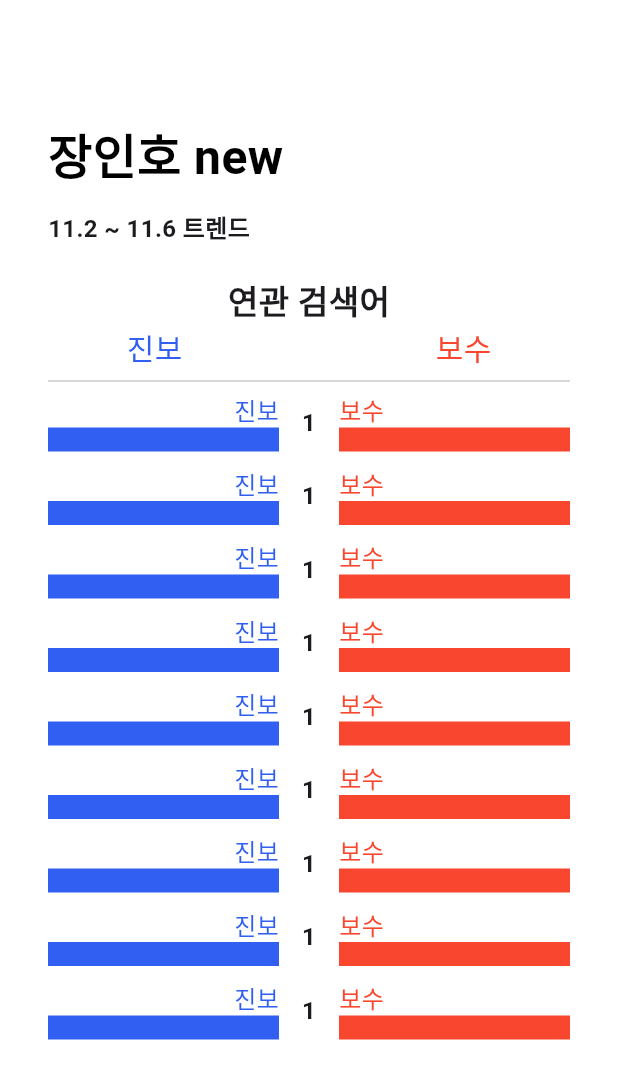
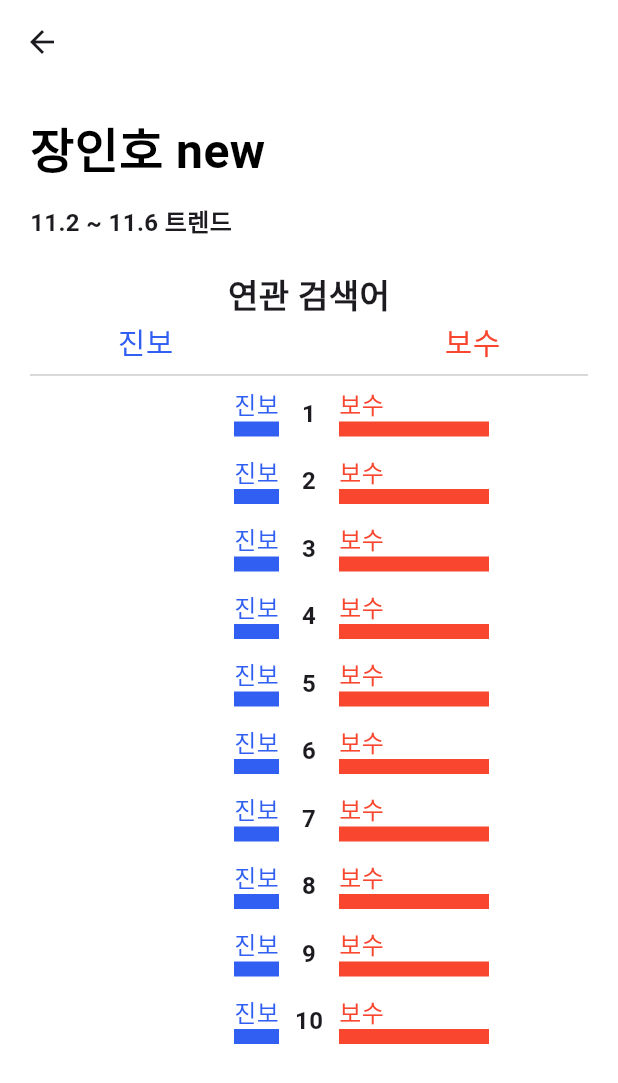
Before and after one commit to JangInho/issue_tracker_v2, a Flutter app: the DetailScreen screen opened directly, on a phone screen of 412 x 824 dp. Shown: the top 1083 px of the screen. Run offline on Flutter 3.47's test engine with Material 2 defaults, Android fonts, the light colour scheme and no system bars.

Commit message:
feat: content styling

```diff
--- a/lib/detail_screen.dart
+++ b/lib/detail_screen.dart
@@ -5,26 +5,28 @@ class DetailScreen extends StatelessWidget {
 
   @override
   Widget build(BuildContext context) {
-    double height = MediaQuery
-        .of(context)
-        .size
-        .height;
-
     Color blue = const Color(0xFF305FF2);
     Color red = const Color(0xFFF8462F);
 
-    return SafeArea(
-        child: Scaffold(
+    return Scaffold(
+        appBar: AppBar(
+          backgroundColor: Colors.transparent,
+          elevation: 0,
+          scrolledUnderElevation: 0,
+        ),
+        extendBodyBehindAppBar: false,
         backgroundColor: Colors.white,
         body: Padding(
-            padding: const EdgeInsets.symmetric(horizontal: 32.0),
+          padding: const EdgeInsets.all(20),
           child: Column(
             crossAxisAlignment: CrossAxisAlignment.start,
             children: [
-                const SizedBox(height: 80),
               const Text(
                 '장인호 new',
-                  style: TextStyle(fontWeight: FontWeight.w600, fontSize: 32, color: Colors.black),
+                style: TextStyle(
+                    fontWeight: FontWeight.w600,
+                    fontSize: 32,
+                    color: Colors.black),
               ),
               const SizedBox(height: 12),
               const Text(
@@ -35,25 +37,30 @@ class DetailScreen extends StatelessWidget {
                 ),
               ),
               const SizedBox(height: 20),
-                const Align(
-                    alignment: Alignment.center,
+              const Center(
                 child: Text(
                   '연관 검색어',
                   style: TextStyle(fontSize: 22, fontWeight: FontWeight.w600),
-                    )),
+                ),
+              ),
               Row(
                 children: [
                   const Spacer(),
                   Text(
                     '진보',
-                      style: TextStyle(fontSize: 20, fontWeight: FontWeight.w500, color: blue),
+                    style: TextStyle(
+                        fontSize: 20, fontWeight: FontWeight.w500, color: blue),
                   ),
                   const Spacer(),
                   const SizedBox(
                     width: 64,
                   ),
                   const Spacer(),
-                    Text('보수', style: TextStyle(fontSize: 20, fontWeight: FontWeight.w500, color: red)),
+                  Text('보수',
+                      style: TextStyle(
+                          fontSize: 20,
+                          fontWeight: FontWeight.w500,
+                          color: red)),
                   const Spacer(),
                 ],
               ),
@@ -65,30 +72,51 @@ class DetailScreen extends StatelessWidget {
                 child: ListView.separated(
                   itemBuilder: (context, index) {
                     return SizedBox(
-                          height: ((height - 380) ~/ 9) - 10,
+                      height: 35,
+                      width: double.infinity,
                       child: Row(
                         children: [
-                              Flexible(
-                                flex: 1,
+                          Expanded(
                             child: Column(
                               crossAxisAlignment: CrossAxisAlignment.end,
                               children: [
-                                    Text('진보', style: TextStyle(fontSize: 16, fontWeight: FontWeight.w400, color: blue)),
-                                    Expanded(child: Container(color: blue,)),
+                                Text('진보',
+                                    style: TextStyle(
+                                        fontSize: 16,
+                                        fontWeight: FontWeight.w400,
+                                        color: blue)),
+                                Container(
+                                  height: 10,
+                                  width: 30,
+                                  color: blue,
+                                ),
                               ],
                             ),
                           ),
-                              const SizedBox(
+                          SizedBox(
                             width: 40,
-                                child: Center(child: Text('1', style: TextStyle(fontSize: 16, fontWeight: FontWeight.w600),)),
+                            child: Center(
+                                child: Text(
+                              '${index + 1}',
+                              style: const TextStyle(
+                                  fontSize: 16, fontWeight: FontWeight.w600),
+                            )),
                           ),
-                              Flexible(
+                          Expanded(
                             flex: 1,
-                                child:  Column(
+                            child: Column(
                               crossAxisAlignment: CrossAxisAlignment.start,
                               children: [
-                                    Text('보수', style: TextStyle(fontSize: 16, fontWeight: FontWeight.w400, color: red)),
-                                    Expanded(child: Container(color: red,)),
+                                Text('보수',
+                                    style: TextStyle(
+                                        fontSize: 16,
+                                        fontWeight: FontWeight.w400,
+                                        color: red)),
+                                Container(
+                                  height: 10,
+                                  width: 100,
+                                  color: red,
+                                ),
                               ],
                             ),
                           ),
@@ -99,10 +127,10 @@ class DetailScreen extends StatelessWidget {
                   separatorBuilder: (context, index) {
                     return const SizedBox(height: 10);
                   },
-                      itemCount: 9),
+                  itemCount: 10,
+                ),
               ),
             ],
-            ),
           ),
         ));
   }
```
Lines whose indentation alone changed are shown as unchanged.
